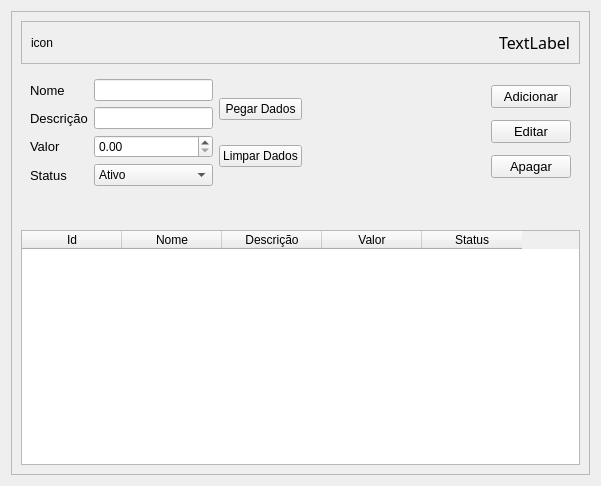
The window that view/components/Dish.ui (Wth10/System-Programmer) describes before a commit, drawn with Qt 5.
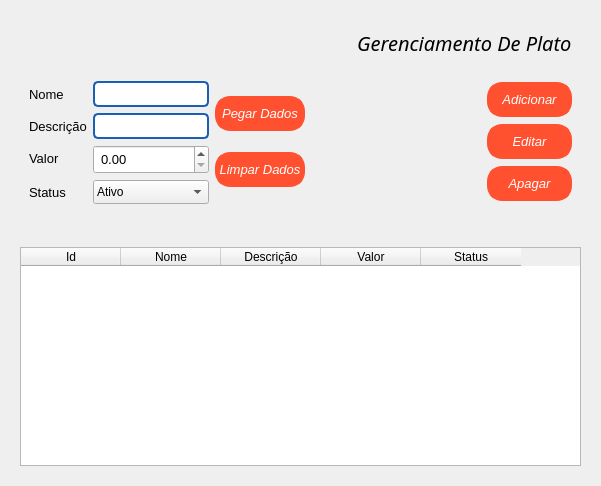
The same window after the commit. Icons and pictures are not drawn.

```diff
--- a/view/components/Dish.ui
+++ b/view/components/Dish.ui
@@ -13,11 +13,17 @@
   <property name="windowTitle">
    <string>Form</string>
   </property>
+  <property name="styleSheet">
+   <string notr="true"/>
+  </property>
   <layout class="QVBoxLayout" name="verticalLayout">
    <item>
-    <widget class="QFrame" name="frame">
+    <widget class="QFrame" name="Menu">
+     <property name="styleSheet">
+      <string notr="true"/>
+     </property>
      <property name="frameShape">
-      <enum>QFrame::StyledPanel</enum>
+      <enum>QFrame::NoFrame</enum>
      </property>
      <property name="frameShadow">
       <enum>QFrame::Raised</enum>
@@ -26,7 +32,7 @@
       <item>
        <widget class="QFrame" name="frame_2">
         <property name="frameShape">
-         <enum>QFrame::StyledPanel</enum>
+         <enum>QFrame::NoFrame</enum>
         </property>
         <property name="frameShadow">
          <enum>QFrame::Raised</enum>
@@ -35,7 +41,19 @@
          <item>
           <widget class="QLabel" name="label_2">
            <property name="text">
-            <string>icon</string>
+            <string/>
+           </property>
+           <property name="pixmap">
+            <pixmap>../../assets/icons/icons8-dish-64.png</pixmap>
+           </property>
+           <property name="scaledContents">
+            <bool>true</bool>
+           </property>
+           <property name="wordWrap">
+            <bool>true</bool>
+           </property>
+           <property name="textInteractionFlags">
+            <set>Qt::NoTextInteraction</set>
            </property>
           </widget>
          </item>
@@ -56,12 +74,13 @@
           <widget class="QLabel" name="label">
            <property name="font">
             <font>
-             <family>Arial Black</family>
-             <pointsize>12</pointsize>
+             <family>Bahnschrift Light</family>
+             <pointsize>15</pointsize>
+             <italic>true</italic>
             </font>
            </property>
            <property name="text">
-            <string>TextLabel</string>
+            <string>Gerenciamento De Plato</string>
            </property>
           </widget>
          </item>
@@ -105,6 +124,12 @@
                <family>Arial</family>
               </font>
              </property>
+             <property name="styleSheet">
+              <string notr="true">border: 1.5px solid rgb(26, 95, 180);
+border-radius: 5px;
+padding: 3px;
+</string>
+             </property>
             </widget>
            </item>
            <item row="6" column="0">
@@ -133,6 +158,12 @@
                <family>Arial</family>
               </font>
              </property>
+             <property name="styleSheet">
+              <string notr="true">border: 1.5px solid rgb(26, 95, 180);
+border-radius: 5px;
+padding: 3px;
+</string>
+             </property>
             </widget>
            </item>
            <item row="7" column="0">
@@ -174,6 +205,10 @@
                <family>Arial</family>
               </font>
              </property>
+             <property name="styleSheet">
+              <string notr="true">padding: 3px;
+</string>
+             </property>
              <item>
               <property name="text">
                <string>Ativo</string>
@@ -194,6 +229,18 @@
                <height>16777215</height>
               </size>
              </property>
+             <property name="font">
+              <font>
+               <family>Arial</family>
+               <pointsize>10</pointsize>
+              </font>
+             </property>
+             <property name="styleSheet">
+              <string notr="true">
+padding: 3px;
+
+</string>
+             </property>
             </widget>
            </item>
           </layout>
@@ -202,6 +249,31 @@
           <layout class="QVBoxLayout" name="verticalLayout_4">
            <item>
             <widget class="QPushButton" name="BtnGetData">
+             <property name="font">
+              <font>
+               <family>Arial</family>
+               <pointsize>10</pointsize>
+               <italic>true</italic>
+              </font>
+             </property>
+             <property name="styleSheet">
+              <string notr="true">.QPushButton{
+	background-color: #FF512F;
+	color: rgb(255, 255, 255);
+	border: 5px solid#FF512F;
+	border-radius: 15px;
+	height: 25px;
+	width: 75px;
+}
+
+.QPushButton:hover{
+	background-color: #003973;
+	border: 2px;
+	color: white;
+}
+
+</string>
+             </property>
              <property name="text">
               <string>Pegar Dados</string>
              </property>
@@ -209,6 +281,31 @@
            </item>
            <item>
             <widget class="QPushButton" name="BtnClean">
+             <property name="font">
+              <font>
+               <family>Arial</family>
+               <pointsize>10</pointsize>
+               <italic>true</italic>
+              </font>
+             </property>
+             <property name="styleSheet">
+              <string notr="true">.QPushButton{
+	background-color: #FF512F;
+	color: rgb(255, 255, 255);
+	border: 5px solid#FF512F;
+	border-radius: 15px;
+	height: 25px;
+	width: 80px;
+}
+
+.QPushButton:hover{
+	background-color: #003973;
+	border: 2px;
+	color: white;
+}
+
+</string>
+             </property>
              <property name="text">
               <string>Limpar Dados</string>
              </property>
@@ -237,8 +334,27 @@
               <font>
                <family>Arial</family>
                <pointsize>10</pointsize>
+               <italic>true</italic>
               </font>
              </property>
+             <property name="styleSheet">
+              <string notr="true">.QPushButton{
+	background-color: #FF512F;
+	color: rgb(255, 255, 255);
+	border: 5px solid#FF512F;
+	border-radius: 15px;
+	height: 25px;
+	width: 75px;
+}
+
+.QPushButton:hover{
+	background-color: #003973;
+	border: 2px;
+	color: white;
+}
+
+</string>
+             </property>
              <property name="text">
               <string>Adicionar</string>
              </property>
@@ -250,8 +366,27 @@
               <font>
                <family>Arial</family>
                <pointsize>10</pointsize>
+               <italic>true</italic>
               </font>
              </property>
+             <property name="styleSheet">
+              <string notr="true">.QPushButton{
+	background-color: #FF512F;
+	color: rgb(255, 255, 255);
+	border: 5px solid#FF512F;
+	border-radius: 15px;
+	height: 25px;
+	width: 75px;
+}
+
+.QPushButton:hover{
+	background-color: #003973;
+	border: 2px;
+	color: white;
+}
+
+</string>
+             </property>
              <property name="text">
               <string>Editar</string>
              </property>
@@ -263,8 +398,27 @@
               <font>
                <family>Arial</family>
                <pointsize>10</pointsize>
+               <italic>true</italic>
               </font>
              </property>
+             <property name="styleSheet">
+              <string notr="true">.QPushButton{
+	background-color: #FF512F;
+	color: rgb(255, 255, 255);
+	border: 5px solid#FF512F;
+	border-radius: 15px;
+	height: 25px;
+	width: 75px;
+}
+
+.QPushButton:hover{
+	background-color: #003973;
+	border: 2px;
+	color: white;
+}
+
+</string>
+             </property>
              <property name="text">
               <string>Apagar</string>
              </property>
@@ -280,9 +434,13 @@
         <property name="font">
          <font>
           <family>Arial Black</family>
-          <pointsize>13</pointsize>
+          <pointsize>12</pointsize>
+          <italic>true</italic>
          </font>
         </property>
+        <property name="styleSheet">
+         <string notr="true">color: rgb(255, 0, 0);</string>
+        </property>
         <property name="text">
          <string/>
         </property>
```
